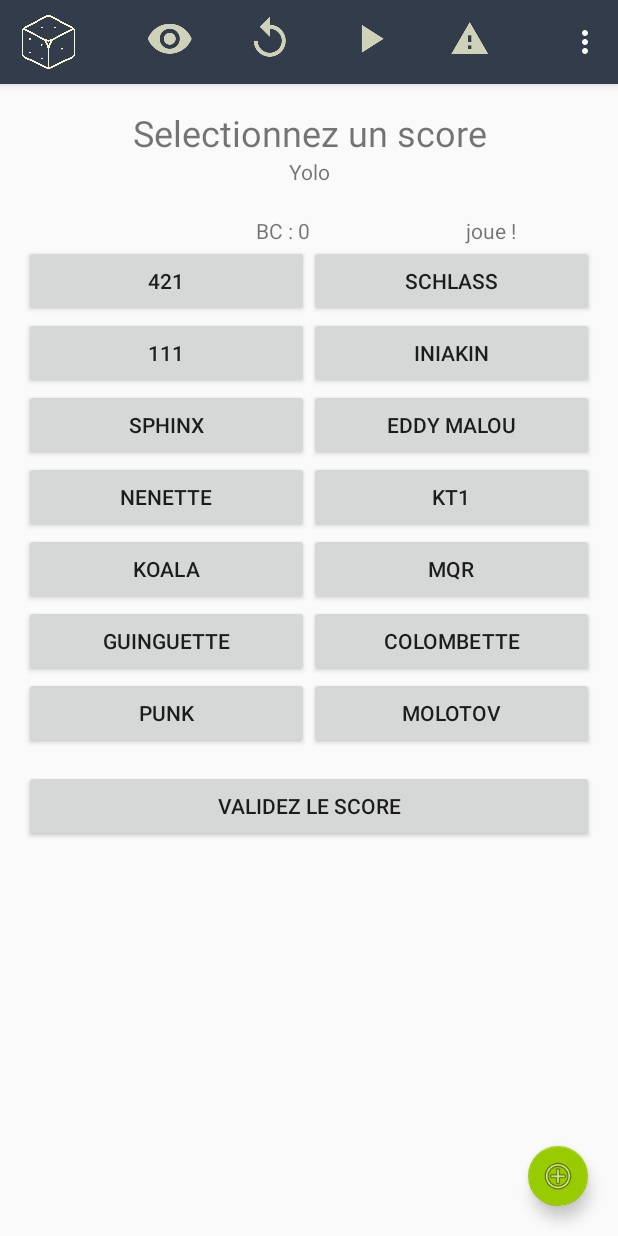
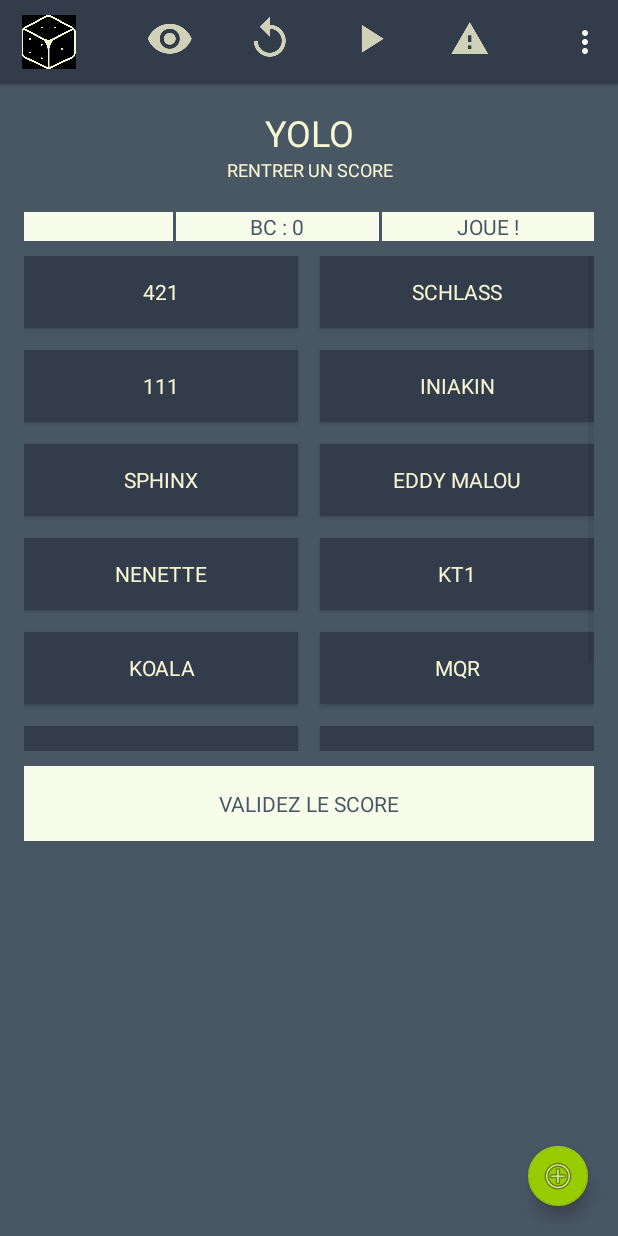
Before and after one commit to SolalDR/421, an Android app: the ScoreActivity screen opened directly, with no data from a screen before it, on a phone screen of 412 x 824 dp. Run offline under Robolectric (Android 15) with nearby library versions, the phone set to English and light mode, and no system bars; 3 statements that could not run were skipped.

Commit message:
Design ScoreActivity

```diff
--- a/app/src/main/res/layout/button_grid.xml
+++ b/app/src/main/res/layout/button_grid.xml
@@ -1,8 +1,10 @@
 <?xml version="1.0" encoding="utf-8"?>
 <Button xmlns:android="http://schemas.android.com/apk/res/android"
-    android:layout_width="match_parent"
+    xmlns:app="http://schemas.android.com/apk/res-auto"
     android:focusable="false"
     android:focusableInTouchMode="false"
     android:clickable="false"
-    android:layout_height="match_parent">
+    android:layout_height="wrap_content"
+    style="@style/AppTheme.buttonDark"
+    android:layout_width="match_parent">
 </Button>
--- a/app/src/main/res/layout/content_main.xml
+++ b/app/src/main/res/layout/content_main.xml
@@ -19,7 +19,7 @@
             android:layout_height="70dp"
             app:srcCompat="@drawable/dice"
             android:id="@+id/imageView"
-            android:layout_width="match_parent"
+            android:layout_width="70dp"
             android:layout_gravity="center" />
 
         <TextView
--- a/app/src/main/res/layout/content_score.xml
+++ b/app/src/main/res/layout/content_score.xml
@@ -13,7 +13,9 @@
     android:orientation="vertical"
     tools:showIn="@layout/activity_score"
     android:weightSum="1"
-    android:isScrollContainer="true">
+    android:isScrollContainer="true"
+    style="@style/AppTheme.layoutActivity"
+    tools:style="lay">
 
     <ScrollView
         android:layout_width="match_parent"
@@ -23,25 +25,27 @@
         <LinearLayout
             android:layout_width="match_parent"
             android:layout_height="match_parent"
-            android:orientation="vertical" >
-
-            <TextView
-                android:text="Selectionnez un score"
-                android:layout_width="match_parent"
-                android:layout_height="wrap_content"
-                android:id="@+id/textView3"
-                android:gravity="center"
-                android:paddingBottom="0dp"
-                android:textSize="24sp"
-                />
+            android:orientation="vertical">
 
             <TextView
                 android:text="Yolo"
                 android:layout_width="match_parent"
                 android:layout_height="wrap_content"
                 android:id="@+id/playerNameLabel"
+                style="@style/AppTheme.textView"
                 android:gravity="center"
-                android:paddingBottom="20dp" />
+                android:textSize="24sp" />
+
+            <TextView
+                android:text="Rentrer un score"
+                android:layout_width="match_parent"
+                android:layout_height="wrap_content"
+                android:id="@+id/textView3"
+                android:gravity="center"
+                android:paddingBottom="20dp"
+                android:textSize="12sp"
+                android:elevation="1dp"
+                style="@style/AppTheme.textView"/>
 
             <LinearLayout
                 android:orientation="horizontal"
@@ -54,7 +58,8 @@
                     android:layout_height="wrap_content"
                     android:id="@+id/selfSquallLabel"
                     android:layout_weight="1"
-                    android:gravity="center" />
+                    android:gravity="center"
+                    style="@style/AppTheme.buttonLight"/>
 
                 <TextView
                     android:text="BC : 0"
@@ -62,7 +67,11 @@
                     android:layout_height="wrap_content"
                     android:id="@+id/coSquallLabel"
                     android:gravity="center"
-                    android:layout_weight="1" />
+                    android:layout_marginLeft="2dp"
+
+
+                    android:layout_weight="1"
+                    style="@style/AppTheme.buttonLight"/>
 
                 <TextView
                     android:layout_width="wrap_content"
@@ -70,7 +79,9 @@
                     android:id="@+id/actualScoreLabel"
                     android:gravity="center"
                     android:layout_weight="1"
-                    android:text="joue !" />
+                    android:text="joue !"
+                    android:layout_marginLeft="2dp"
+                    style="@style/AppTheme.buttonLight"/>
             </LinearLayout>
 
             <GridView
@@ -79,13 +90,19 @@
                 android:clickable="false"
                 android:numColumns="2"
                 android:nestedScrollingEnabled="false"
-                android:layout_height="350dp" />
+                android:layout_height="350dp"
+                style="@style/AppTheme.layoutActivity"
+                android:horizontalSpacing="15dp"
+                android:verticalSpacing="15dp"
+                android:paddingTop="10dp"
+                android:paddingBottom="10dp"/>
 
             <Button
                 android:text="Validez le score"
                 android:layout_width="match_parent"
-                android:layout_height="wrap_content"
-                android:id="@+id/validScoreButton" />
+                android:id="@+id/validScoreButton"
+                style="@style/AppTheme.buttonLight"
+                android:layout_height="50dp" />
         </LinearLayout>
     </ScrollView>
 
--- a/app/src/main/res/values/styles.xml
+++ b/app/src/main/res/values/styles.xml
@@ -37,10 +37,20 @@
     </style>
 
     <style name="AppTheme.buttonLight">
-        <item name="android:background">@color/firstLightColor</item>
-        <item name="android:textColor">@color/firstDarkColor</item>
+        <item name="android:background">@color/secondLightColor</item>
+        <item name="android:textColor">@color/secondDarkColor</item>
         <item name="android:textAllCaps">true</item>
     </style>
 
+    <style name="AppTheme.buttonDark">
+        <item name="android:textColor">@color/firstLightColor</item>
+        <item name="android:background">@color/firstDarkColor</item>
+        <item name="android:textAllCaps">true</item>
+    </style>
+
+    <style name="AppTheme.textView">
+        <item name="android:textColor">@color/firstLightColor</item>
+        <item name="android:textAllCaps">true</item>
+    </style>
 
 </resources>
```
Also changed, not shown: app/src/main/res/layout/content_user_define.xml (+25 -16 lines), app/src/main/res/layout/spinner_dialog.xml (+4 -3 lines), app/src/main/res/drawable/dice.png.
